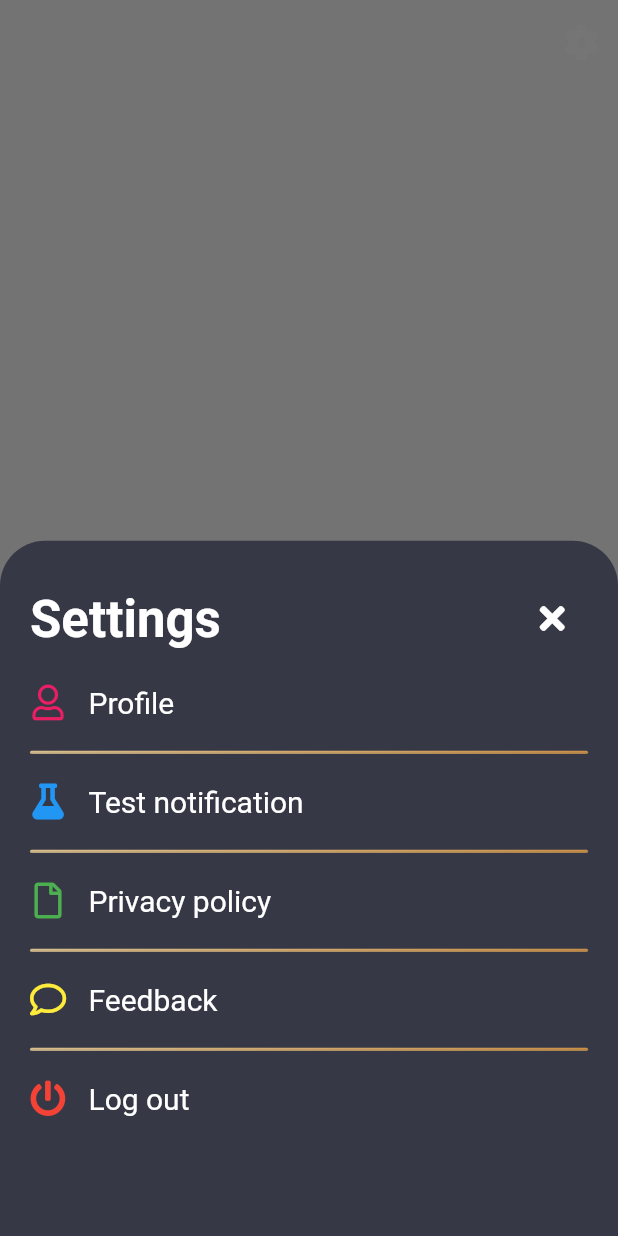
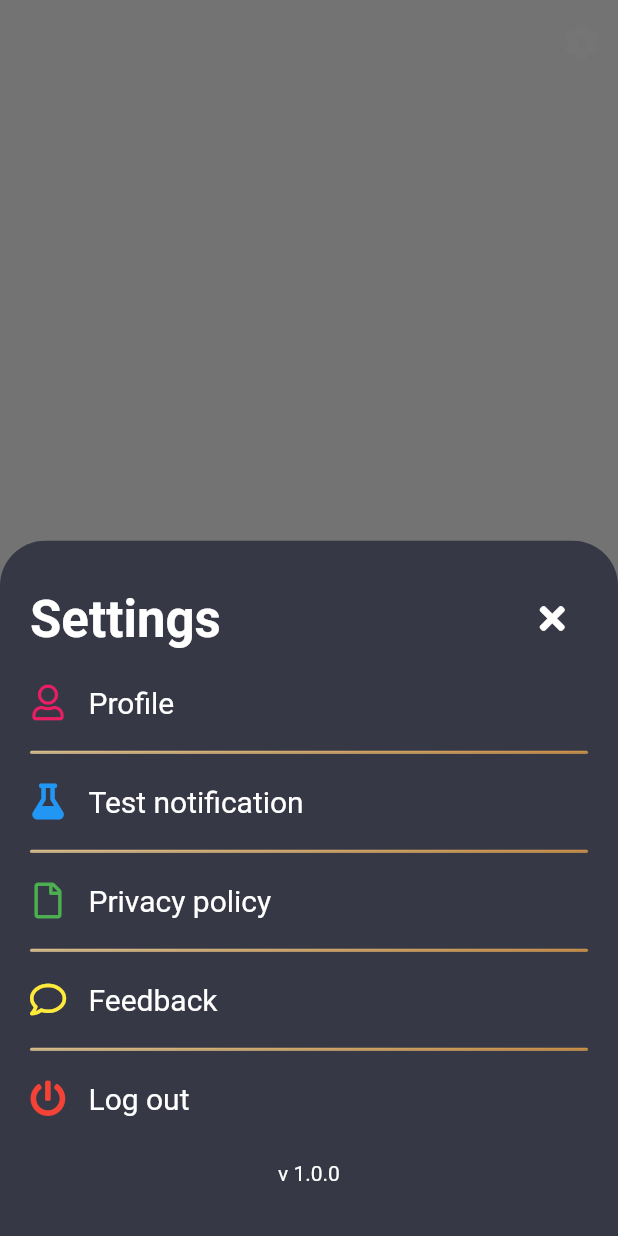
Before and after one commit to Imgkl/R.U.D.E-v2, a Flutter app: the CustomAppBar widget shown alone on an empty page, opened directly, after a tap on an icon or button, on a phone screen of 412 x 824 dp. Run offline on Flutter 3.47's test engine with Material 2 defaults, Android fonts, the phone set to English and light mode, and no system bars; our stand-ins replace cloud_firestore, firebase_messaging, flushbar, font_awesome_flutter, google_fonts, liquid_swipe and 2 more; missing offline and left inert: day_night_time_picker, lit_firebase_auth, overlay, slimy_card, stepper_counter_swipe, wiredash; accounts and stored records are empty; Roboto replaces fonts that are missing (Alata).

Commit message:
added version text

```diff
--- a/lib/common_widgets/app_bar.dart
+++ b/lib/common_widgets/app_bar.dart
@@ -3,6 +3,7 @@ import 'package:flushbar/flushbar.dart';
 import 'package:flutter/material.dart';
 import 'package:font_awesome_flutter/font_awesome_flutter.dart';
 import 'package:overlay/overlay.dart';
+import 'package:package_info/package_info.dart';
 import 'package:rude/common_widgets/settings_tile.dart';
 import 'package:rude/screens/app/profile.dart';
 import 'package:wiredash/wiredash.dart';
@@ -25,8 +26,20 @@ class CustomAppBar extends StatefulWidget with PreferredSizeWidget {
 class _CustomAppBarState extends State<CustomAppBar> {
    String testNotification = "test";
 
+
+  PackageInfo packageInfo = PackageInfo(
+      version: 'Unknown', buildNumber: 'Unknown', packageName: "Unknown");
+
+  Future<void> _initPackageInfo() async {
+    final PackageInfo info = await PackageInfo.fromPlatform();
+    setState(() {
+      packageInfo = info;
+    });
+  }
+
   @override
   void initState() {
+    _initPackageInfo();
     Firestore.instance
         .collection('app-settings')
         .document('general')
@@ -54,7 +67,7 @@ class _CustomAppBarState extends State<CustomAppBar> {
                   context: context,
                   builder: (context) {
                     return Container(
-                      height: 470,
+                      height: 500,
                       decoration: BoxDecoration(
                           color: Color(0xff373846),
                           borderRadius:
@@ -139,6 +152,13 @@ class _CustomAppBarState extends State<CustomAppBar> {
                               label: "Log out",
                               icon: FontAwesomeIcons.powerOff,
                             ),
+                            Align(
+                              alignment: Alignment.center,
+                                                          child: Padding(
+                                padding: const EdgeInsets.only(top:10.0, bottom:10),
+                                child: Text("v ${packageInfo.version}",style: TextStyle(color: Colors.white,),),
+                              ),
+                            )
                           ],
                         ),
                       ),
```
